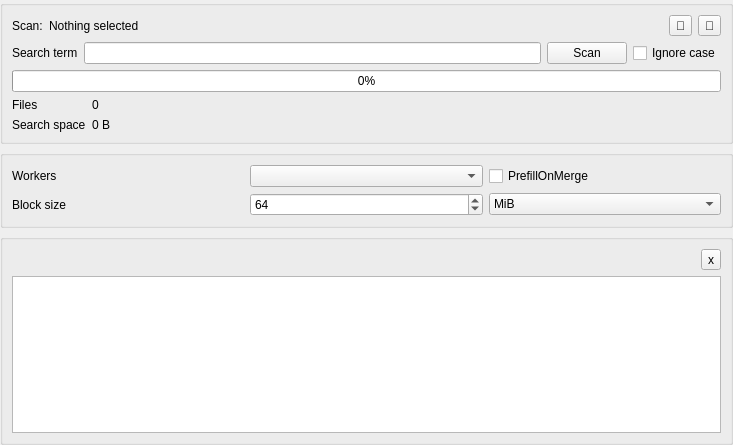
The window that ui/ScanControlsPanel.ui (DusteDdk/Breco) describes before a commit, drawn with Qt 5.
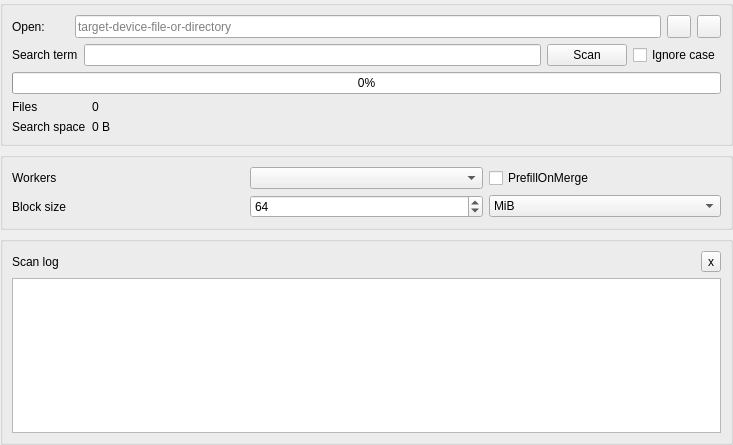
The same window after the commit.

Diff of the .ui file:
```diff
--- a/ui/ScanControlsPanel.ui
+++ b/ui/ScanControlsPanel.ui
@@ -43,34 +43,53 @@
            </sizepolicy>
           </property>
           <property name="text">
-           <string>Scan:</string>
+           <string>Open:</string>
           </property>
          </widget>
         </item>
         <item>
-         <widget class="QLabel" name="selectedSourceValueLabel">
+         <widget class="QLabel" name="selectedSourceTypeIconLabel">
+          <property name="minimumSize">
+           <size>
+            <width>18</width>
+            <height>18</height>
+           </size>
+          </property>
+          <property name="maximumSize">
+           <size>
+            <width>18</width>
+            <height>18</height>
+           </size>
+          </property>
+          <property name="text">
+           <string/>
+          </property>
+         </widget>
+        </item>
+        <item>
+         <widget class="QLineEdit" name="sourcePathLineEdit">
           <property name="sizePolicy">
            <sizepolicy hsizetype="Expanding" vsizetype="Preferred">
             <horstretch>0</horstretch>
             <verstretch>0</verstretch>
            </sizepolicy>
           </property>
-          <property name="text">
-           <string>Nothing selected</string>
+          <property name="placeholderText">
+           <string>target-device-file-or-directory</string>
           </property>
          </widget>
         </item>
         <item>
          <widget class="QToolButton" name="openFileButton">
           <property name="text">
-           <string>📄</string>
+           <string/>
           </property>
          </widget>
         </item>
         <item>
          <widget class="QToolButton" name="openDirButton">
           <property name="text">
-           <string>📁</string>
+           <string/>
           </property>
          </widget>
         </item>
@@ -234,6 +253,13 @@
      <layout class="QVBoxLayout" name="verticalLayout_2">
       <item>
        <layout class="QHBoxLayout" name="horizontalLayout">
+        <item>
+         <widget class="QLabel" name="lifecycleCardTitleLabel">
+          <property name="text">
+           <string>Scan log</string>
+          </property>
+         </widget>
+        </item>
         <item>
          <spacer name="horizontalSpacer">
           <property name="orientation">
```
Left out of the diff: 2 changed lines with no effect on the pictures.
